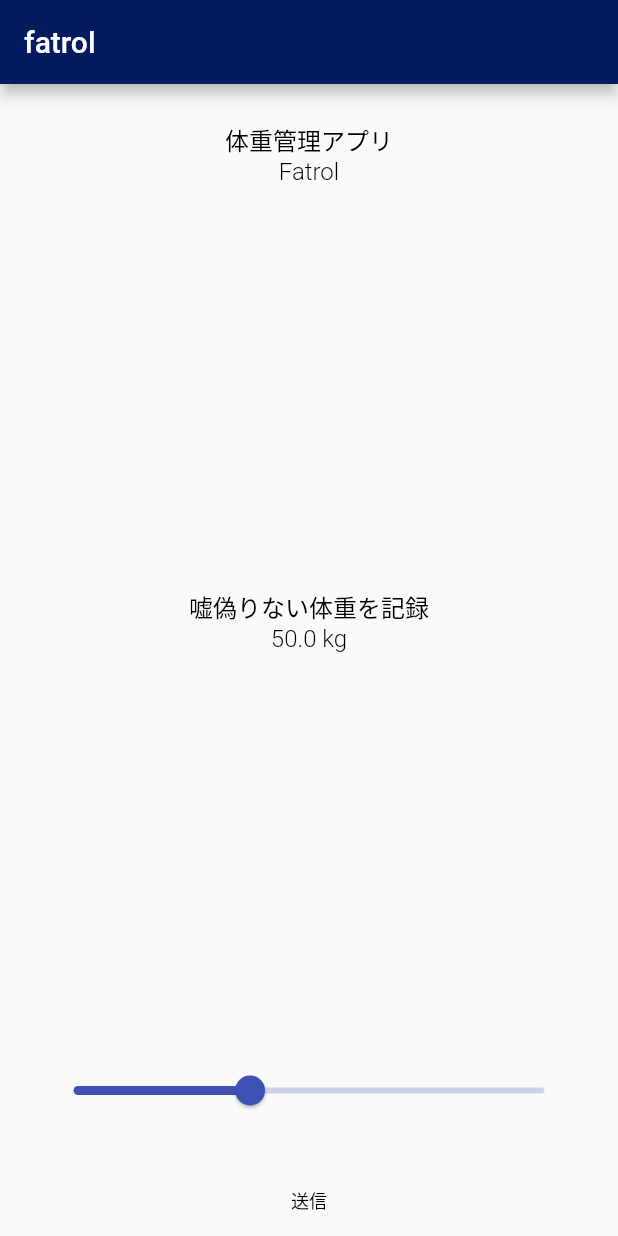
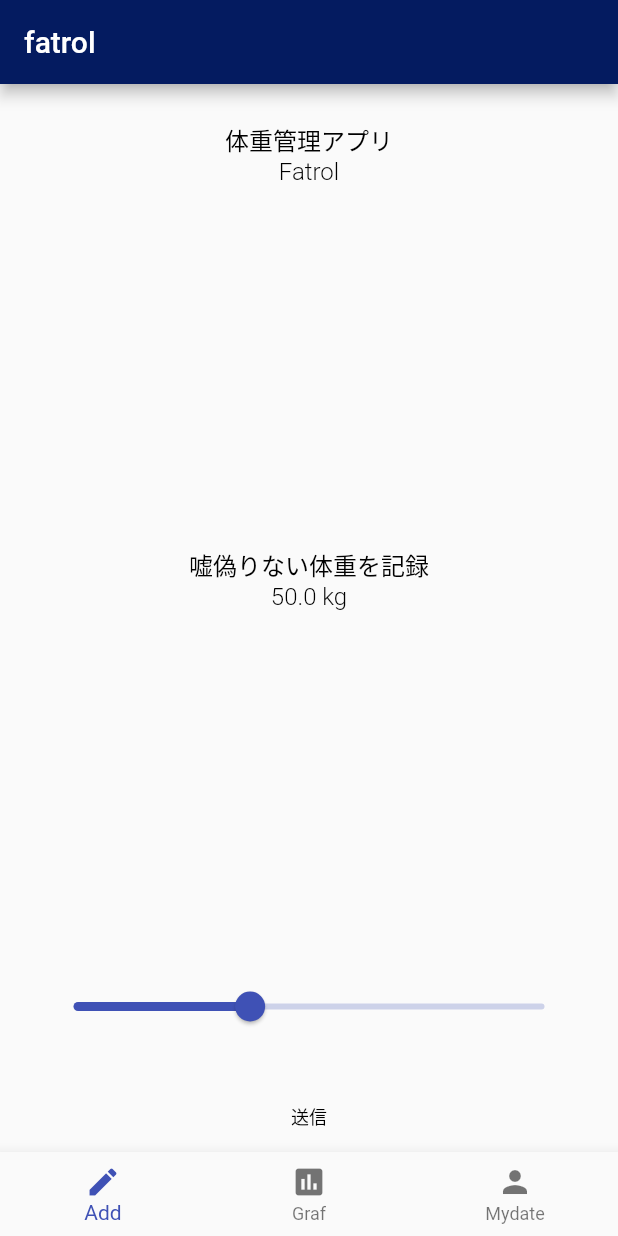
Before and after one commit to mukae9/fat, a Flutter app: the screen it shows after launch, on a phone screen of 412 x 824 dp. Run offline on Flutter 3.47's test engine with Material 2 defaults, Android fonts, the phone set to English and light mode, and no system bars.

Commit message:
フッター作成

```diff
--- a/lib/main.dart
+++ b/lib/main.dart
@@ -118,8 +118,28 @@ class _MyHomePageState extends State<MyHomePage> {
                         fontFamily: "Roboto"),
                   )
               ),
+
             ]
-          )
+          ),
+        bottomNavigationBar: new BottomNavigationBar(
+            items: [
+            new BottomNavigationBarItem(
+                icon: const Icon(Icons.create),
+            title: new Text('Add'),
+            ),
+
+            new BottomNavigationBarItem(
+            icon: const Icon(Icons.assessment),
+            title: new Text('Graf'),
+            ),
+
+            new BottomNavigationBarItem(
+            icon: const Icon(Icons.person),
+            title: new Text('Mydate'),
+            )
+            ]
+
+        ),
 
 
 //      new Center(
```
